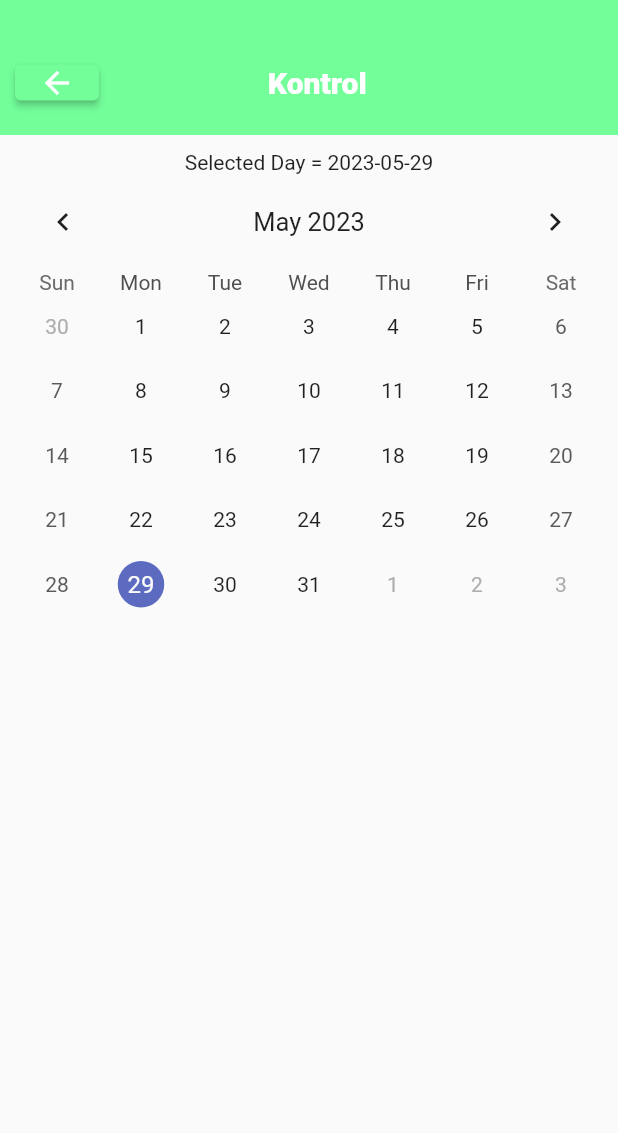
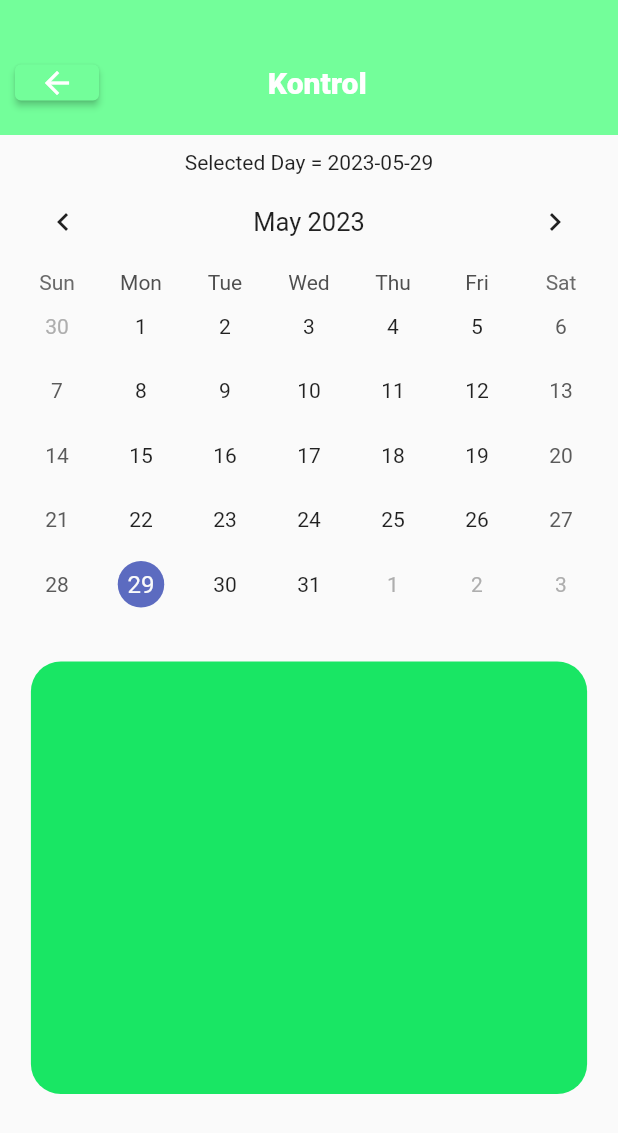
Before and after one commit to MartinWidarmadi/tbcare_application, a Flutter app: the KontrolPage screen opened by its route, on a phone screen of 412 x 824 dp. Shown: the top 1133 px of the screen. Run offline on Flutter 3.47's test engine with Material 2 defaults, Android fonts, the light colour scheme and no system bars; drawn by our look-alikes of table_calendar; our stand-ins replace cloud_firestore, firebase_auth, firebase_core, flutter_riverpod, freezed_annotation, go_router and 1 more; accounts and stored records are empty; generated files the repository leaves out were written again.

Commit message:
adding UX for calendar

```diff
--- /dev/null
+++ b/lib/data/model/kontrol.dart
@@ -0,0 +1,12 @@
+import 'package:freezed_annotation/freezed_annotation.dart';
+
+part 'kontrol.freezed.dart';
+part 'kontrol.g.dart';
+
+@freezed
+class Kontrol with _$Kontrol {
+  const factory Kontrol({required int tanggal}) = _Kontrol;
+
+  factory Kontrol.fromJson(Map<String, dynamic> json) =>
+      _$KontrolFromJson(json);
+}
--- a/lib/data/model/models.dart
+++ b/lib/data/model/models.dart
@@ -1,2 +1,3 @@
 export 'pasien.dart';
 export 'wali.dart';
+export 'kontrol.dart';
--- a/lib/pages/kontrol_page.dart
+++ b/lib/pages/kontrol_page.dart
@@ -1,14 +1,31 @@
 import 'package:flutter/material.dart';
+import 'package:flutter_riverpod/flutter_riverpod.dart';
 import 'package:table_calendar/table_calendar.dart';
+import 'package:tbcare_application/data/providers/firebase_providers/kontrol/firebase_all_kontrol_data_provider.dart';
 import 'package:tbcare_application/pages/home_page.dart';
 
-class KontrolPage extends StatelessWidget {
-  KontrolPage({super.key});
+class KontrolPage extends ConsumerStatefulWidget {
+  const KontrolPage({super.key});
 
-  final DateTime today = DateTime.now();
+  @override
+  ConsumerState<KontrolPage> createState() => _KontrolPageState();
+}
+
+class _KontrolPageState extends ConsumerState<KontrolPage> {
+  DateTime today = DateTime.now();
+
+  void _onDaySelected(DateTime day, DateTime focusedDay) {
+    setState(() {
+      today = day;
+    });
+  }
 
   @override
   Widget build(BuildContext context) {
+    final currentWidth = MediaQuery.of(context).size.width;
+    final currentHeight = MediaQuery.of(context).size.height;
+    final allKontrolData = ref.watch(firebaseAllKontrolDataProvider);
+
     return Scaffold(
       body: SingleChildScrollView(
         child: Column(
@@ -52,7 +69,45 @@ class KontrolPage extends StatelessWidget {
                 )
               ],
             ),
-            content()
+            content(),
+            const SizedBox(
+              height: 20,
+            ),
+            Container(
+                alignment: Alignment.center,
+                width: currentWidth * 0.9,
+                height: currentHeight * 0.35,
+                decoration: const BoxDecoration(
+                    color: Color.fromARGB(255, 25, 230, 100),
+                    borderRadius: BorderRadius.all(
+                      Radius.circular(20),
+                    )),
+                child: allKontrolData.when(
+                  data: (data) => data.when(
+                      success: (listData) {
+                        return ListView.builder(
+                            itemCount: listData.length,
+                            itemBuilder: (context, index) {
+                              return ListTile(
+                                title: const Text("ada"),
+                              );
+                              // if (listData.isNotEmpty) {
+                              //   print(listData[index].tanggal);
+                              //   return ListTile(
+                              //       title: Text(
+                              //     'tanggal: ${listData[index].tanggal}',
+                              //   ));
+                              // } else {
+                              //   return const Text('Belum ada jadwal kontrol');
+                              // }
+                            });
+                      },
+                      failed: (message) => Text(message)),
+                  error: (error, stackTrace) => Text(error.toString()),
+                  loading: () => const Center(
+                    child: CircularProgressIndicator(),
+                  ),
+                ))
           ],
         ),
       ),
@@ -77,6 +132,7 @@ class KontrolPage extends StatelessWidget {
               focusedDay: today,
               firstDay: DateTime.utc(2010, 10, 16),
               lastDay: DateTime.utc(2030, 10, 16),
+              onDaySelected: _onDaySelected,
             ),
           )
         ],
```
Also changed, not shown: lib/data/providers/firebase_providers/kontrol/firebase_all_kontrol_data_provider.dart (added, +29 -0 lines), lib/data/repositories/firebase_repository/firebase_kontrol_repository.dart (added, +36 -0 lines), lib/data/repositories/kontrol_repository.dart (added, +7 -0 lines), lib/data/model/kontrol.freezed.dart (added), lib/data/model/kontrol.g.dart (added), lib/data/providers/firebase_providers/kontrol/firebase_all_kontrol_data_provider.g.dart (added).
